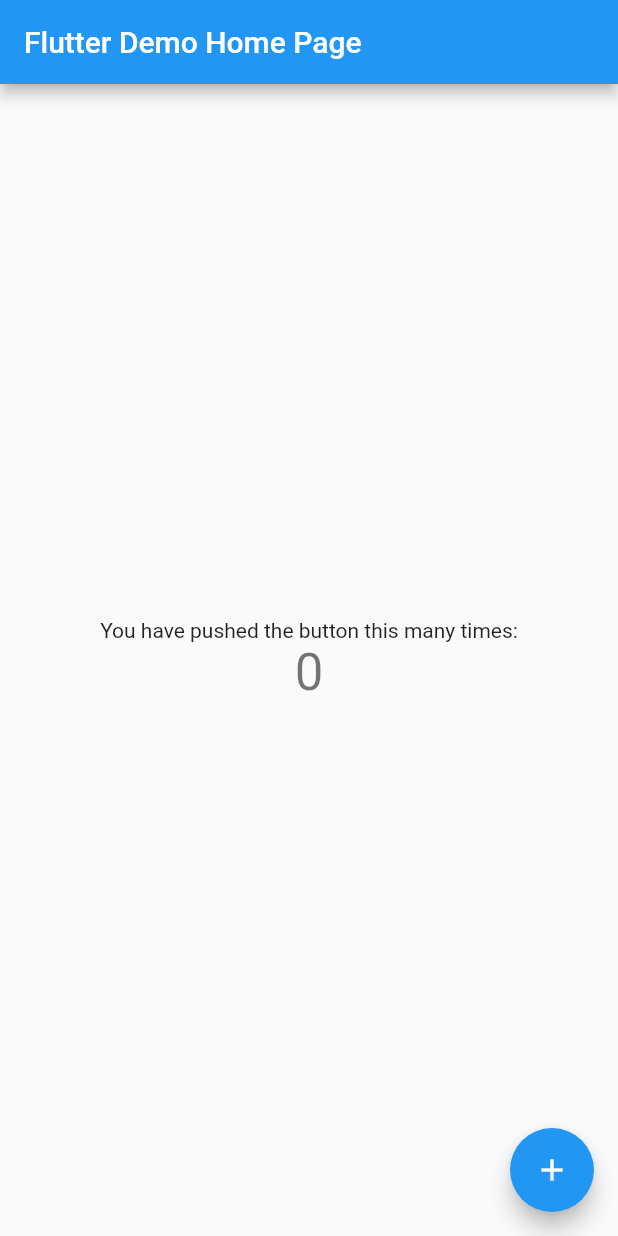
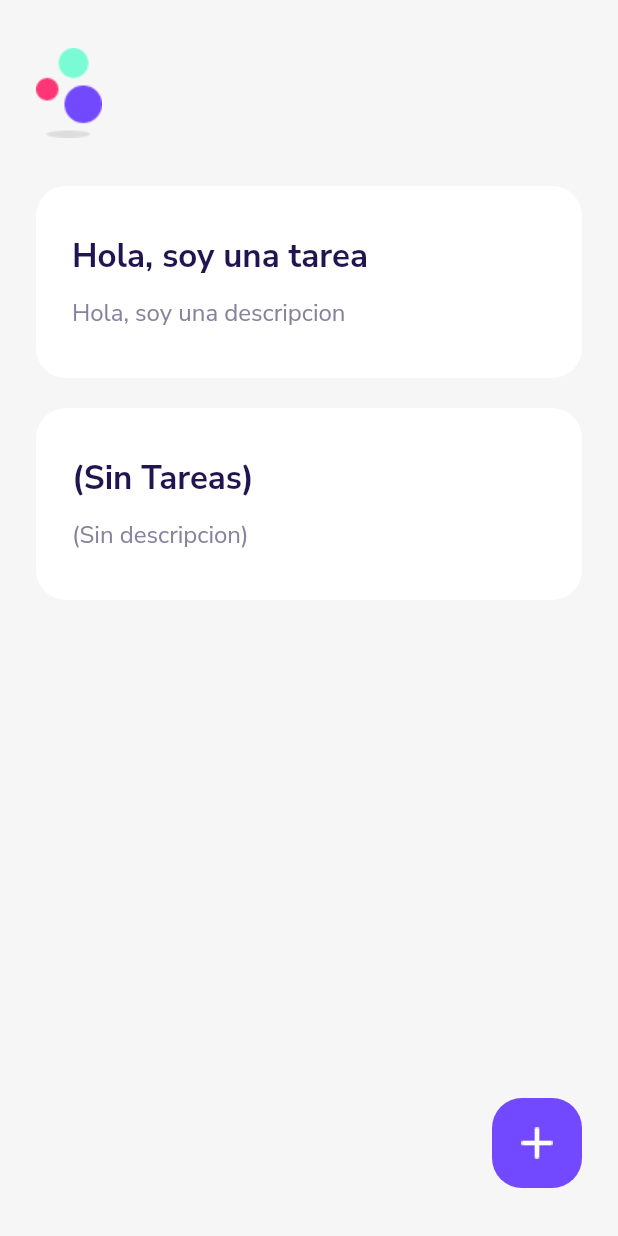
Before and after one commit to themaxhs/TasksApp, a Flutter app: the screen it shows after launch, on a phone screen of 412 x 824 dp. Run offline on Flutter 3.47's test engine with Material 2 defaults, Android fonts, the phone set to English and light mode, and no system bars; our stand-ins replace google_fonts.

Commit message:
Part #1.1

```diff
--- a/lib/main.dart
+++ b/lib/main.dart
@@ -1,117 +1,22 @@
 import 'package:flutter/material.dart';
+import 'package:google_fonts/google_fonts.dart';
+import 'package:tasks_app/screens/homepage.dart';
 
 void main() {
   runApp(MyApp());
 }
 
 class MyApp extends StatelessWidget {
-  // This widget is the root of your application.
   @override
   Widget build(BuildContext context) {
     return MaterialApp(
-      title: 'Flutter Demo',
+      debugShowCheckedModeBanner: false,
       theme: ThemeData(
-        // This is the theme of your application.
-        //
-        // Try running your application with "flutter run". You'll see the
-        // application has a blue toolbar. Then, without quitting the app, try
-        // changing the primarySwatch below to Colors.green and then invoke
-        // "hot reload" (press "r" in the console where you ran "flutter run",
-        // or simply save your changes to "hot reload" in a Flutter IDE).
-        // Notice that the counter didn't reset back to zero; the application
-        // is not restarted.
-        primarySwatch: Colors.blue,
-        // This makes the visual density adapt to the platform that you run
-        // the app on. For desktop platforms, the controls will be smaller and
-        // closer together (more dense) than on mobile platforms.
-        visualDensity: VisualDensity.adaptivePlatformDensity,
+        textTheme: GoogleFonts.nunitoSansTextTheme(
+          Theme.of(context).textTheme,
+        ),
       ),
-      home: MyHomePage(title: 'Flutter Demo Home Page'),
+      home: Homepage(),
     );
   }
 }
-
-class MyHomePage extends StatefulWidget {
-  MyHomePage({Key key, this.title}) : super(key: key);
-
-  // This widget is the home page of your application. It is stateful, meaning
-  // that it has a State object (defined below) that contains fields that affect
-  // how it looks.
-
-  // This class is the configuration for the state. It holds the values (in this
-  // case the title) provided by the parent (in this case the App widget) and
-  // used by the build method of the State. Fields in a Widget subclass are
-  // always marked "final".
-
-  final String title;
-
-  @override
-  _MyHomePageState createState() => _MyHomePageState();
-}
-
-class _MyHomePageState extends State<MyHomePage> {
-  int _counter = 0;
-
-  void _incrementCounter() {
-    setState(() {
-      // This call to setState tells the Flutter framework that something has
-      // changed in this State, which causes it to rerun the build method below
-      // so that the display can reflect the updated values. If we changed
-      // _counter without calling setState(), then the build method would not be
-      // called again, and so nothing would appear to happen.
-      _counter++;
-    });
-  }
-
-  @override
-  Widget build(BuildContext context) {
-    // This method is rerun every time setState is called, for instance as done
-    // by the _incrementCounter method above.
-    //
-    // The Flutter framework has been optimized to make rerunning build methods
-    // fast, so that you can just rebuild anything that needs updating rather
-    // than having to individually change instances of widgets.
-    return Scaffold(
-      appBar: AppBar(
-        // Here we take the value from the MyHomePage object that was created by
-        // the App.build method, and use it to set our appbar title.
-        title: Text(widget.title),
-      ),
-      body: Center(
-        // Center is a layout widget. It takes a single child and positions it
-        // in the middle of the parent.
-        child: Column(
-          // Column is also a layout widget. It takes a list of children and
-          // arranges them vertically. By default, it sizes itself to fit its
-          // children horizontally, and tries to be as tall as its parent.
-          //
-          // Invoke "debug painting" (press "p" in the console, choose the
-          // "Toggle Debug Paint" action from the Flutter Inspector in Android
-          // Studio, or the "Toggle Debug Paint" command in Visual Studio Code)
-          // to see the wireframe for each widget.
-          //
-          // Column has various properties to control how it sizes itself and
-          // how it positions its children. Here we use mainAxisAlignment to
-          // center the children vertically; the main axis here is the vertical
-          // axis because Columns are vertical (the cross axis would be
-          // horizontal).
-          mainAxisAlignment: MainAxisAlignment.center,
-          children: <Widget>[
-            Text(
-              'You have pushed the button this many times:',
-            ),
-            Text(
-              '$_counter',
-              style: Theme.of(context).textTheme.headline4,
-            ),
-          ],
-        ),
-      ),
-      floatingActionButton: FloatingActionButton(
-        onPressed: _incrementCounter,
-        tooltip: 'Increment',
-        child: Icon(Icons.add),
-      ), // This trailing comma makes auto-formatting nicer for build methods.
-    );
-  }
-}
--- /dev/null
+++ b/lib/screens/homepage.dart
@@ -0,0 +1,62 @@
+import 'package:flutter/material.dart';
+import 'package:tasks_app/widgets.dart';
+
+class Homepage extends StatefulWidget {
+  @override
+  _HomepageState createState() => _HomepageState();
+}
+
+class _HomepageState extends State<Homepage> {
+  @override
+  Widget build(BuildContext context) {
+    return Scaffold(
+      body: SafeArea(
+        child: Container(
+          width: double.infinity,
+          padding: EdgeInsets.symmetric(
+            horizontal: 24.0,
+            vertical: 32.0,
+          ),
+          color: Color(0xFFF6F6F6),
+          child: Stack(
+            children: [
+              Column(
+                crossAxisAlignment: CrossAxisAlignment.start,
+                children: [
+                  Container(
+                    margin: EdgeInsets.only(
+                      bottom: 32.0,
+                    ),
+                    child: Image(
+                      image: AssetImage('assets/images/logo.png'),
+                    ),
+                  ),
+                  TaskCardWidget(
+                    title: 'Hola, soy una tarea',
+                    desc: 'Hola, soy una descripcion',
+                  ),
+                  TaskCardWidget(),
+                ],
+              ),
+              Positioned(
+                bottom: 0.0,
+                right: 0.0,
+                child: Container(
+                  width: 60.0,
+                  height: 60.0,
+                  decoration: BoxDecoration(
+                    color: Color(0xFF7349FF),
+                    borderRadius: BorderRadius.circular(20.0),
+                  ),
+                  child: Image(
+                    image: AssetImage('assets/images/add_icon.png'),
+                  ),
+                ),
+              ),
+            ],
+          ),
+        ),
+      ),
+    );
+  }
+}
--- /dev/null
+++ b/lib/widgets.dart
@@ -0,0 +1,51 @@
+import 'package:flutter/material.dart';
+
+class TaskCardWidget extends StatelessWidget {
+  final String title;
+  final String desc;
+  TaskCardWidget({this.title, this.desc});
+
+  @override
+  Widget build(BuildContext context) {
+    return Container(
+      width: double.infinity,
+      padding: EdgeInsets.symmetric(
+        vertical: 32.0,
+        horizontal: 24.0,
+      ),
+      margin: EdgeInsets.only(
+        bottom: 20.0,
+      ),
+      decoration: BoxDecoration(
+        color: Colors.white,
+        borderRadius: BorderRadius.circular(20.0),
+      ),
+      child: Column(
+        crossAxisAlignment: CrossAxisAlignment.start,
+        children: [
+          Text(
+            title ?? "(Sin Tareas)",
+            style: TextStyle(
+              color: Color(0xFF211551),
+              fontSize: 22.0,
+              fontWeight: FontWeight.bold,
+            ),
+          ),
+          Padding(
+            padding: EdgeInsets.only(
+              top: 10.0,
+            ),
+            child: Text(
+              desc ?? "(Sin descripcion)",
+              style: TextStyle(
+                fontSize: 16.0,
+                color: Color(0xFF86829D),
+                height: 1.5,
+              ),
+            ),
+          ),
+        ],
+      ),
+    );
+  }
+}
```
Also changed, not shown: pubspec.yaml (+4 -3 lines), assets/images/add_icon.png (added), assets/images/back_arrow_icon.png (added), assets/images/check_icon.png (added), assets/images/delete_icon.png (added), assets/images/logo.png (added), pubspec.lock.
